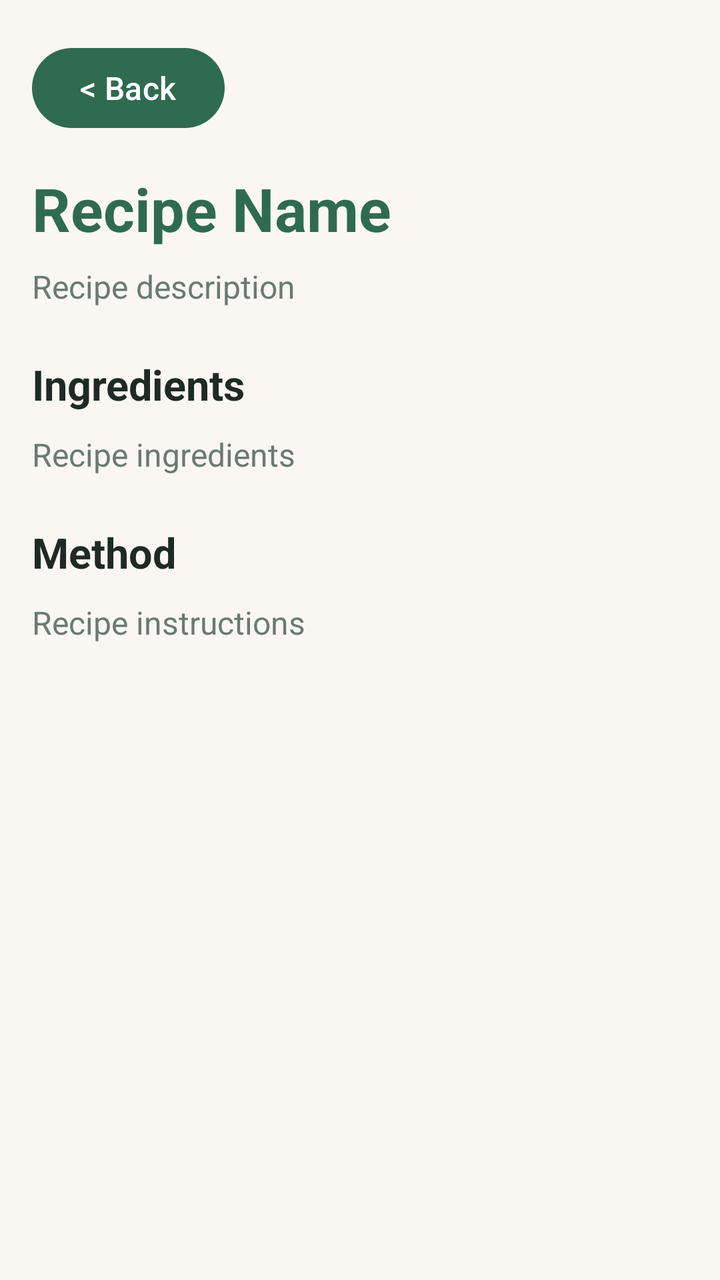
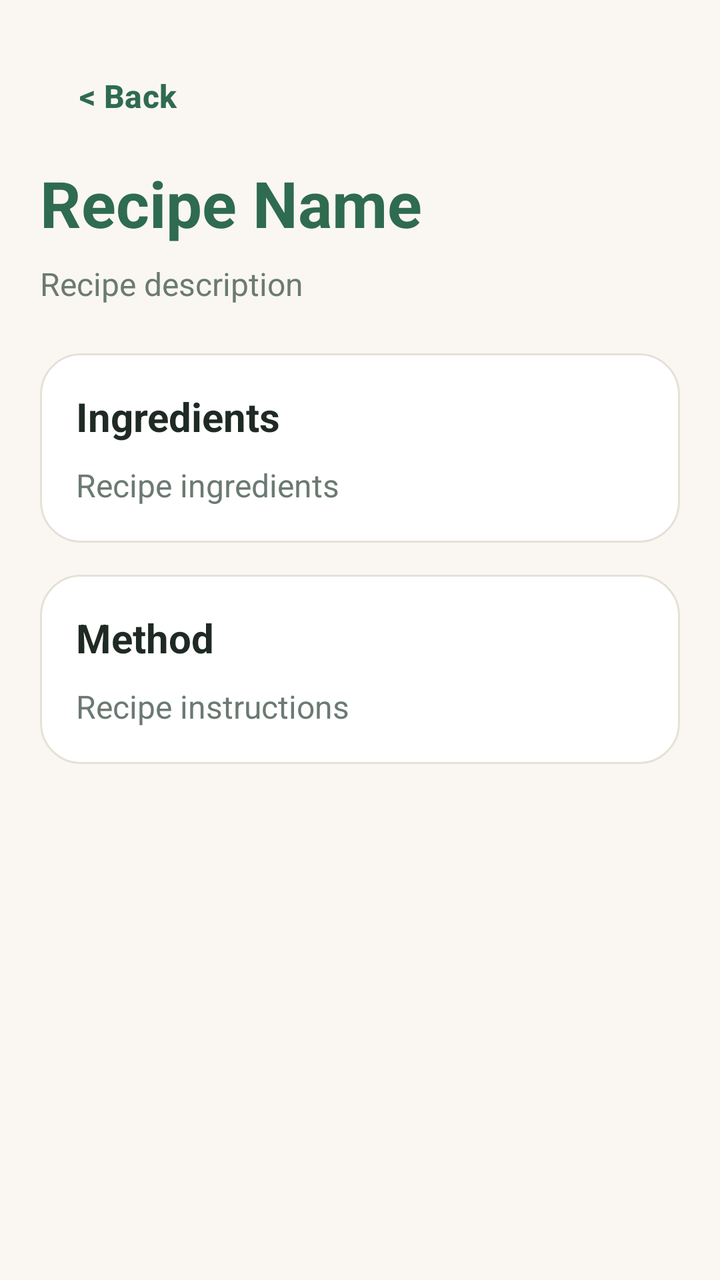

An Android layout rendered at two revisions. The XML below is the earlier revision; the diff shows what the commit changed to produce the second picture.
<!-- AndroidManifest.xml: application theme Theme.SmartPantryManager -->
<!-- res/layout/activity_recipe_detail.xml -->
<?xml version="1.0" encoding="utf-8"?>
<ScrollView xmlns:android="http://schemas.android.com/apk/res/android"
    android:layout_width="match_parent"
    android:layout_height="match_parent"
    android:background="@color/app_background">

    <LinearLayout
        android:layout_width="match_parent"
        android:layout_height="wrap_content"
        android:orientation="vertical"
        android:padding="16dp">

        <Button
            android:id="@+id/btnBackFromRecipeDetail"
            android:layout_width="wrap_content"
            android:layout_height="wrap_content"
            android:text="&lt; Back"
            android:textSize="16sp"
            android:textAllCaps="false"
            android:minHeight="48dp"
            android:layout_marginTop="4dp"
            android:layout_marginBottom="16dp" />

        <TextView
            android:id="@+id/tvRecipeName"
            android:layout_width="match_parent"
            android:layout_height="wrap_content"
            android:text="Recipe Name"
            android:textSize="30sp"
            android:textStyle="bold"
            android:textColor="@color/app_primary"
            android:layout_marginBottom="8dp" />

        <TextView
            android:id="@+id/tvRecipeDescription"
            android:layout_width="match_parent"
            android:layout_height="wrap_content"
            android:text="Recipe description"
            android:textSize="16sp"
            android:textColor="@color/app_secondary_text"
            android:layout_marginBottom="24dp" />

        <TextView
            android:layout_width="match_parent"
            android:layout_height="wrap_content"
            android:text="Ingredients"
            android:textSize="21sp"
            android:textStyle="bold"
            android:textColor="@color/app_text"
            android:layout_marginBottom="10dp" />

        <TextView
            android:id="@+id/tvRecipeIngredients"
            android:layout_width="match_parent"
            android:layout_height="wrap_content"
            android:text="Recipe ingredients"
            android:textSize="16sp"
            android:textColor="@color/app_secondary_text"
            android:layout_marginBottom="24dp" />

        <TextView
            android:layout_width="match_parent"
            android:layout_height="wrap_content"
            android:text="Method"
            android:textSize="21sp"
            android:textStyle="bold"
            android:textColor="@color/app_text"
            android:layout_marginBottom="10dp" />

        <TextView
            android:id="@+id/tvRecipeInstructions"
            android:layout_width="match_parent"
            android:layout_height="wrap_content"
            android:text="Recipe instructions"
            android:textSize="16sp"
            android:textColor="@color/app_secondary_text" />

    </LinearLayout>

</ScrollView>
<!-- resources referenced by this layout -->
<resources>
  <color name="app_background">#FAF7F2</color>
  <color name="app_primary">#2F6B4F</color>
  <color name="app_secondary_text">#6B7A72</color>
  <color name="app_text">#1F2A24</color>
  <style name="Theme.SmartPantryManager" parent="Base.Theme.SmartPantryManager" />
  <style name="Base.Theme.SmartPantryManager" parent="Theme.Material3.DayNight.NoActionBar">
          <item name="android:windowBackground">@color/app_background</item>
          <item name="android:statusBarColor">@color/app_background</item>
          <item name="colorPrimary">@color/app_primary</item>
          <item name="colorAccent">@color/app_primary</item>
          <item name="colorControlActivated">@color/app_primary</item>
          <item name="android:colorControlActivated">@color/app_primary</item>
      </style>
</resources>

<!-- the commit's change to res/layout/activity_recipe_detail.xml (unified diff, before → after) -->
@@ -1,5 +1,6 @@
 <?xml version="1.0" encoding="utf-8"?>
 <ScrollView xmlns:android="http://schemas.android.com/apk/res/android"
+    xmlns:app="http://schemas.android.com/apk/res-auto"
     android:layout_width="match_parent"
     android:layout_height="match_parent"
     android:background="@color/app_background">
@@ -8,25 +9,28 @@
         android:layout_width="match_parent"
         android:layout_height="wrap_content"
         android:orientation="vertical"
-        android:padding="16dp">
+        android:padding="20dp">
 
         <Button
             android:id="@+id/btnBackFromRecipeDetail"
+            style="@style/Widget.Material3.Button.TextButton"
             android:layout_width="wrap_content"
             android:layout_height="wrap_content"
             android:text="&lt; Back"
             android:textSize="16sp"
+            android:textStyle="bold"
+            android:textColor="@color/app_primary"
             android:textAllCaps="false"
             android:minHeight="48dp"
             android:layout_marginTop="4dp"
-            android:layout_marginBottom="16dp" />
+            android:layout_marginBottom="8dp" />
 
         <TextView
             android:id="@+id/tvRecipeName"
             android:layout_width="match_parent"
             android:layout_height="wrap_content"
             android:text="Recipe Name"
-            android:textSize="30sp"
+            android:textSize="32sp"
             android:textStyle="bold"
             android:textColor="@color/app_primary"
             android:layout_marginBottom="8dp" />
@@ -37,43 +41,64 @@
             android:layout_height="wrap_content"
             android:text="Recipe description"
             android:textSize="16sp"
+            android:lineSpacingExtra="3dp"
             android:textColor="@color/app_secondary_text"
             android:layout_marginBottom="24dp" />
 
-        <TextView
+        <LinearLayout
             android:layout_width="match_parent"
             android:layout_height="wrap_content"
-            android:text="Ingredients"
-            android:textSize="21sp"
-            android:textStyle="bold"
-            android:textColor="@color/app_text"
-            android:layout_marginBottom="10dp" />
+            android:orientation="vertical"
+            android:padding="18dp"
+            android:background="@drawable/recipe_background"
+            android:layout_marginBottom="16dp">
 
-        <TextView
-            android:id="@+id/tvRecipeIngredients"
+            <TextView
+                android:layout_width="match_parent"
+                android:layout_height="wrap_content"
+                android:text="Ingredients"
+                android:textSize="20sp"
+                android:textStyle="bold"
+                android:textColor="@color/app_text"
+                android:layout_marginBottom="10dp" />
+
+            <TextView
+                android:id="@+id/tvRecipeIngredients"
+                android:layout_width="match_parent"
+                android:layout_height="wrap_content"
+                android:text="Recipe ingredients"
+                android:textSize="16sp"
+                android:lineSpacingExtra="4dp"
+                android:textColor="@color/app_secondary_text" />
+
+        </LinearLayout>
+
+        <LinearLayout
             android:layout_width="match_parent"
             android:layout_height="wrap_content"
-            android:text="Recipe ingredients"
-            android:textSize="16sp"
-            android:textColor="@color/app_secondary_text"
-            android:layout_marginBottom="24dp" />
+            android:orientation="vertical"
+            android:padding="18dp"
+            android:background="@drawable/recipe_background">
 
-        <TextView
-            android:layout_width="match_parent"
-            android:layout_height="wrap_content"
-            android:text="Method"
-            android:textSize="21sp"
-            android:textStyle="bold"
-            android:textColor="@color/app_text"
-            android:layout_marginBottom="10dp" />
+            <TextView
+                android:layout_width="match_parent"
+                android:layout_height="wrap_content"
+                android:text="Method"
+                android:textSize="20sp"
+                android:textStyle="bold"
+                android:textColor="@color/app_text"
+                android:layout_marginBottom="10dp" />
 
-        <TextView
-            android:id="@+id/tvRecipeInstructions"
-            android:layout_width="match_parent"
-            android:layout_height="wrap_content"
-            android:text="Recipe instructions"
-            android:textSize="16sp"
-            android:textColor="@color/app_secondary_text" />
+            <TextView
+                android:id="@+id/tvRecipeInstructions"
+                android:layout_width="match_parent"
+                android:layout_height="wrap_content"
+                android:text="Recipe instructions"
+                android:textSize="16sp"
+                android:lineSpacingExtra="4dp"
+                android:textColor="@color/app_secondary_text" />
+
+        </LinearLayout>
 
     </LinearLayout>
 
<!-- resource entries referenced after the edit -->
@@ -4,7 +4,17 @@
   <color name="app_primary">#2F6B4F</color>
   <color name="app_secondary_text">#6B7A72</color>
   <color name="app_text">#1F2A24</color>
+  <!-- drawable recipe_background (drawable) -->
+  <?xml version="1.0" encoding="utf-8"?>
+  <shape xmlns:android="http://schemas.android.com/apk/res/android"
+      android:shape="rectangle">
+      <solid android:color="@color/app_surface" />
+      <stroke android:width="1dp" android:color="@color/app_stroke" />
+      <corners android:radius="20dp" />
+  </shape>
   <style name="Theme.SmartPantryManager" parent="Base.Theme.SmartPantryManager" />
+  <color name="app_surface">#FFFFFF</color>
+  <color name="app_stroke">#E6E1D8</color>
   <style name="Base.Theme.SmartPantryManager" parent="Theme.Material3.DayNight.NoActionBar">
           <item name="android:windowBackground">@color/app_background</item>
           <item name="android:statusBarColor">@color/app_background</item>
